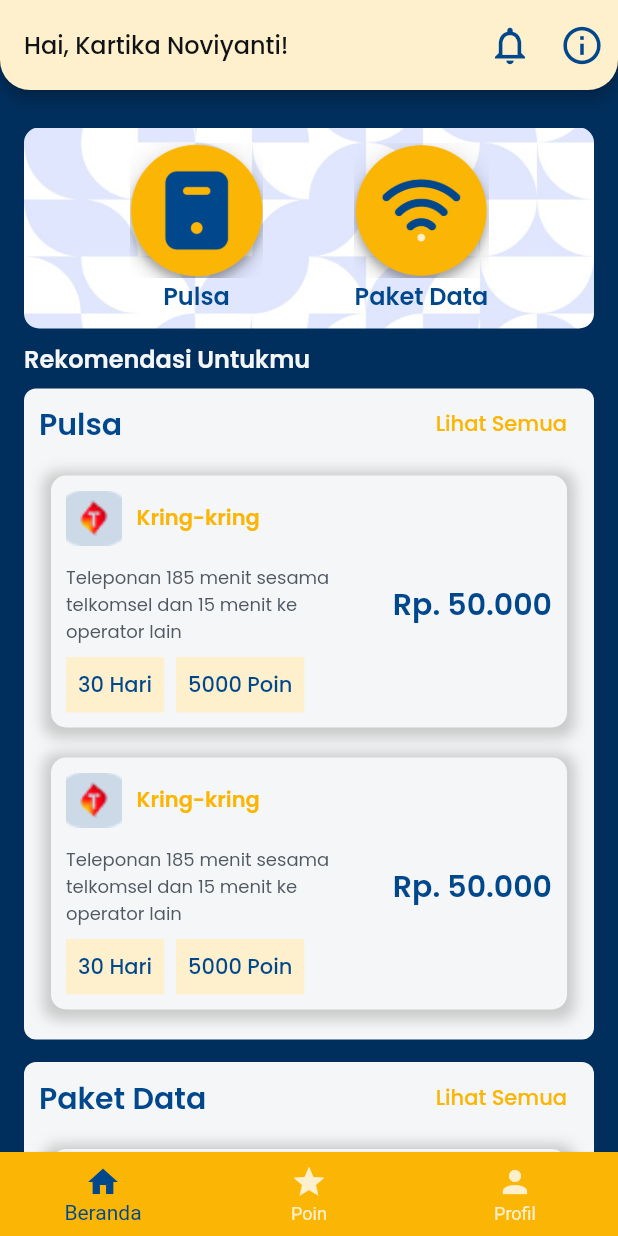
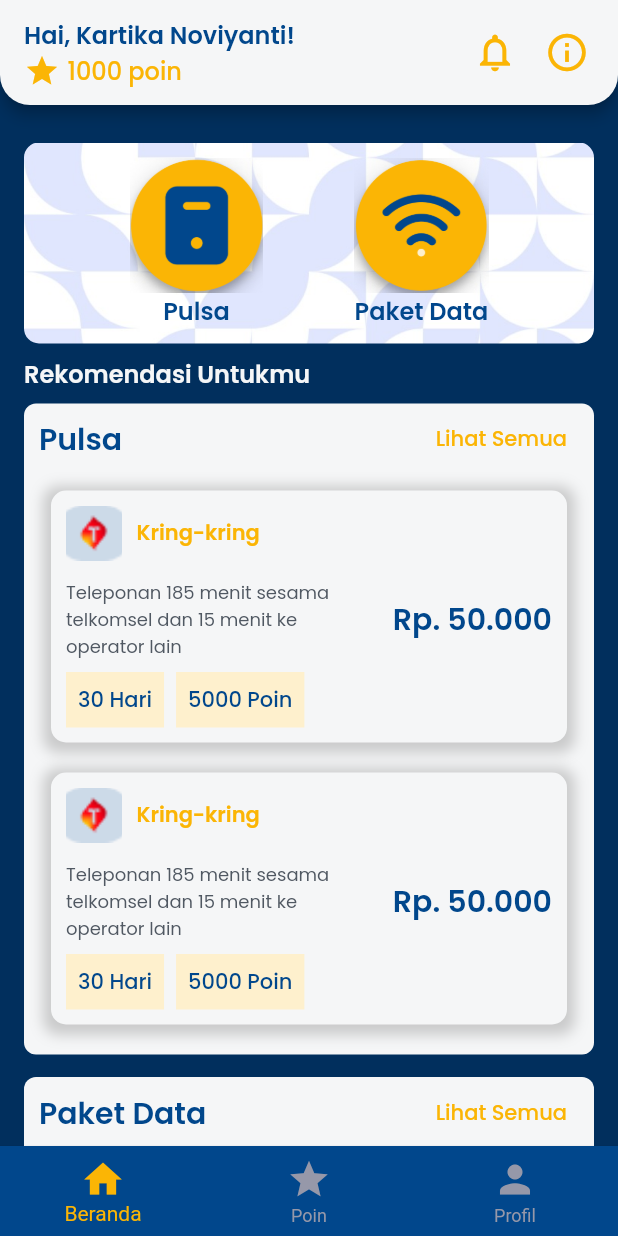
Before and after one commit to Kelompok4-LoyaltyPointAgent/Flutter, a Flutter app: the NavBarScreen screen opened directly, on a phone screen of 412 x 824 dp. Run offline on Flutter 3.47's test engine with Material 2 defaults, Android fonts, the phone set to English and light mode, and no system bars; our stand-ins replace carousel_slider, dropdown_button2, google_fonts, sizer.

Commit message:
perubahan appbar dan bottom navbar

```diff
--- a/loyalty_point_agent/lib/screen/home/beranda_screen.dart
+++ b/loyalty_point_agent/lib/screen/home/beranda_screen.dart
@@ -13,15 +13,39 @@ class BerandaScreen extends StatelessWidget {
     return Scaffold(
       backgroundColor: backgroundColor,
       appBar: AppBar(
-        backgroundColor: grayishColor,
-        title: Text(
-          'Hai, Kartika Noviyanti!',
-          style: blackTextStyle.copyWith(
-            fontSize: 16,
-            fontWeight: medium,
-          ),
+        backgroundColor: whiteColor,
+        title: Column(
+          crossAxisAlignment: CrossAxisAlignment.start,
+          children: [
+            Text(
+              'Hai, Kartika Noviyanti!',
+              style: navyTextStyle.copyWith(
+                fontSize: 16,
+                fontWeight: semiBold,
+              ),
+            ),
+            Row(
+              children: [
+                Icon(
+                  Icons.star,
+                  color: yellowColor,
+                  size: 24,
+                ),
+                const SizedBox(
+                  width: 5,
+                ),
+                Text(
+                  '1000 poin',
+                  style: yellowTextStyle.copyWith(
+                    fontSize: 16,
+                    fontWeight: medium,
+                  ),
+                ),
+              ],
+            ),
+          ],
         ),
-        toolbarHeight: 60,
+        toolbarHeight: 70,
         shape: const RoundedRectangleBorder(
           borderRadius: BorderRadius.vertical(
             bottom: Radius.circular(20),
@@ -33,7 +57,7 @@ class BerandaScreen extends StatelessWidget {
             icon: Icon(
               Icons.notifications_none,
               size: 30,
-              color: navyColor,
+              color: yellowColor,
             ),
           ),
           IconButton(
@@ -41,8 +65,11 @@ class BerandaScreen extends StatelessWidget {
             icon: Icon(
               Icons.info_outline,
               size: 30,
-              color: navyColor,
+              color: yellowColor,
             ),
+          ),
+          const SizedBox(
+            width: 10,
           ),
         ],
       ),
--- a/loyalty_point_agent/lib/screen/navbar/navbar.dart
+++ b/loyalty_point_agent/lib/screen/navbar/navbar.dart
@@ -28,9 +28,9 @@ class _NavBarScreenState extends State<NavBarScreen> {
 
     return Scaffold(
       bottomNavigationBar: BottomNavigationBar(
-        backgroundColor: yellowColor,
-        unselectedItemColor: nabBarColorUnselected,
-        selectedItemColor: navbarColorSelected,
+        backgroundColor: navyColor,
+        unselectedItemColor: greyColor,
+        selectedItemColor: yellowColor,
         elevation: 1.5,
         currentIndex: currentScreenIndex,
         showUnselectedLabels: true,
@@ -38,15 +38,24 @@ class _NavBarScreenState extends State<NavBarScreen> {
         items: const [
           BottomNavigationBarItem(
             label: 'Beranda',
-            icon: Icon(Icons.home),
+            icon: Icon(
+              Icons.home,
+              size: 30,
+            ),
           ),
           BottomNavigationBarItem(
             label: 'Poin',
-            icon: Icon(Icons.star),
+            icon: Icon(
+              Icons.star,
+              size: 30,
+            ),
           ),
           BottomNavigationBarItem(
             label: 'Profil',
-            icon: Icon(Icons.person),
+            icon: Icon(
+              Icons.person,
+              size: 30,
+            ),
           ),
         ],
       ),
--- a/loyalty_point_agent/lib/screen/poin/poin_screen.dart
+++ b/loyalty_point_agent/lib/screen/poin/poin_screen.dart
@@ -13,15 +13,15 @@ class PoinScreen extends StatelessWidget {
     return Scaffold(
       backgroundColor: backgroundColor,
       appBar: AppBar(
-        backgroundColor: grayishColor,
+        backgroundColor: whiteColor,
         title: Column(
           crossAxisAlignment: CrossAxisAlignment.start,
           children: [
             Text(
               'Hai, Kartika Noviyanti!',
-              style: blackTextStyle.copyWith(
+              style: navyTextStyle.copyWith(
                 fontSize: 16,
-                fontWeight: medium,
+                fontWeight: semiBold,
               ),
             ),
             Row(
@@ -34,14 +34,14 @@ class PoinScreen extends StatelessWidget {
                   width: 5,
                 ),
                 Text(
-                  '1000',
+                  '1000 poin',
                   style: yellowTextStyle.copyWith(
                     fontSize: 16,
                     fontWeight: medium,
                   ),
                 ),
               ],
-            )
+            ),
           ],
         ),
         toolbarHeight: 70,
@@ -56,7 +56,7 @@ class PoinScreen extends StatelessWidget {
             icon: Icon(
               Icons.notifications_none,
               size: 30,
-              color: navyColor,
+              color: yellowColor,
             ),
           ),
           IconButton(
@@ -64,8 +64,11 @@ class PoinScreen extends StatelessWidget {
             icon: Icon(
               Icons.favorite,
               size: 30,
-              color: navyColor,
+              color: yellowColor,
             ),
+          ),
+          const SizedBox(
+            width: 10,
           ),
         ],
       ),
```
